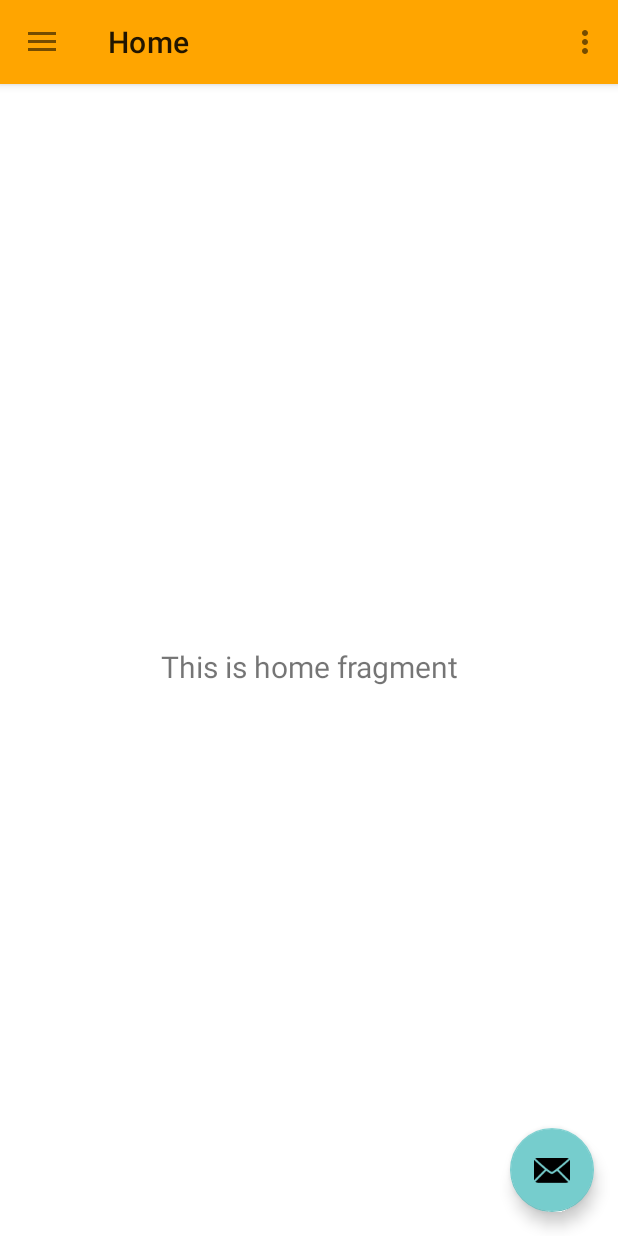
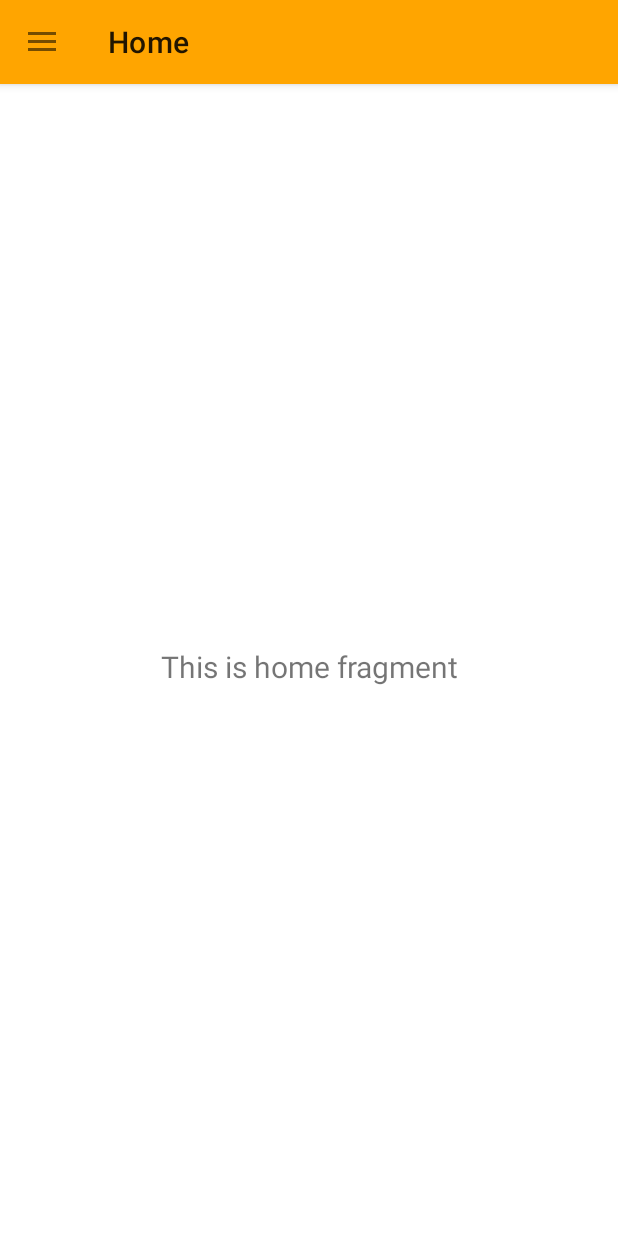
Before and after one commit to Bloomooo/ApiApp, an Android app: the MainActivity screen opened directly, with no data from a screen before it, on a phone screen of 412 x 824 dp. Run offline under Robolectric (Android 15) with nearby library versions, the phone set to English and light mode, and no system bars; our stand-ins replace navigation-ui; libraries missing offline, so code that uses them is left out: io.github.cdimascio.dotenv; 3 statements that could not run were skipped.

Commit message:
Suppression de fonctionnalité inutile de base

```diff
--- a/app/src/main/java/com/api/projet/MainActivity.java
+++ b/app/src/main/java/com/api/projet/MainActivity.java
@@ -51,13 +51,6 @@ public class MainActivity extends AppCompatActivity {
         setContentView(binding.getRoot());
 
         setSupportActionBar(binding.appBarMain.toolbar);
-        binding.appBarMain.fab.setOnClickListener(new View.OnClickListener() {
-            @Override
-            public void onClick(View view) {
-                Snackbar.make(view, "Replace with your own action", Snackbar.LENGTH_LONG)
-                        .setAction("Action", null).show();
-            }
-        });
         DrawerLayout drawer = binding.drawerLayout;
         NavigationView navigationView = binding.navView;
         // Passing each menu ID as a set of Ids because each
@@ -77,7 +70,6 @@ public class MainActivity extends AppCompatActivity {
     @Override
     public boolean onCreateOptionsMenu(Menu menu) {
         // Inflate the menu; this adds items to the action bar if it is present.
-        getMenuInflater().inflate(R.menu.main, menu);
         return true;
     }
 
--- a/app/src/main/res/layout/app_bar_main.xml
+++ b/app/src/main/res/layout/app_bar_main.xml
@@ -22,13 +22,5 @@
 
     <include layout="@layout/content_main" />
 
-    <com.google.android.material.floatingactionbutton.FloatingActionButton
-        android:id="@+id/fab"
-        android:layout_width="wrap_content"
-        android:layout_height="wrap_content"
-        android:layout_gravity="bottom|end"
-        android:layout_marginEnd="@dimen/fab_margin"
-        android:layout_marginBottom="16dp"
-        app:srcCompat="@android:drawable/ic_dialog_email" />
 
 </androidx.coordinatorlayout.widget.CoordinatorLayout>
--- a/app/src/main/res/menu/main.xml
+++ /dev/null
@@ -1,9 +0,0 @@
-<?xml version="1.0" encoding="utf-8"?>
-<menu xmlns:android="http://schemas.android.com/apk/res/android"
-    xmlns:app="http://schemas.android.com/apk/res-auto">
-    <item
-        android:id="@+id/action_settings"
-        android:orderInCategory="100"
-        android:title="@string/action_settings"
-        app:showAsAction="never" />
-</menu>
```
